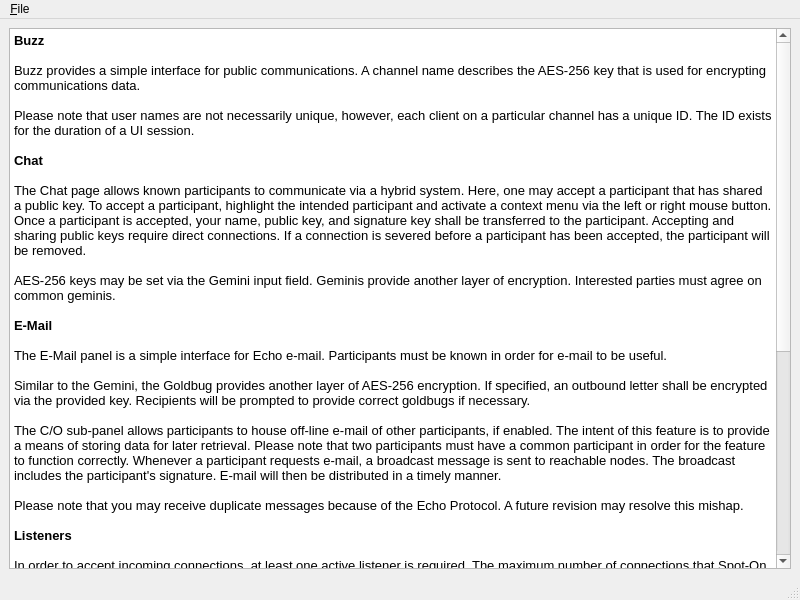
xloem/spot-on-svn, file UI/docviewer.ui: the form before one commit.
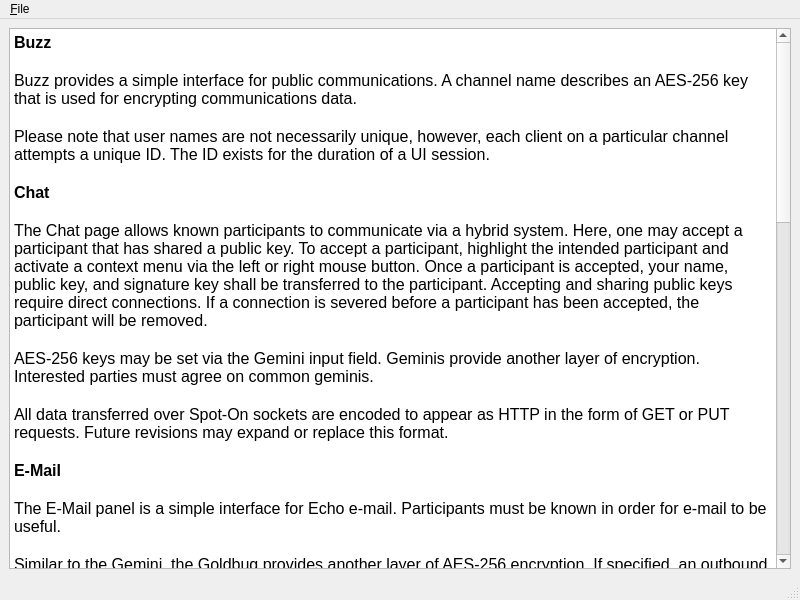
The form after the commit. Icons and pictures are not drawn.

Commit message: 3rd attempt. Documentation. Disable password echo on OS X and Qt 5.1. Disable geminis on temporary participants.

What changed in the file:
```diff
--- a/UI/docviewer.ui
+++ b/UI/docviewer.ui
@@ -25,49 +25,59 @@
        <string>&lt;!DOCTYPE HTML PUBLIC &quot;-//W3C//DTD HTML 4.0//EN&quot; &quot;http://www.w3.org/TR/REC-html40/strict.dtd&quot;&gt;
 &lt;html&gt;&lt;head&gt;&lt;meta name=&quot;qrichtext&quot; content=&quot;1&quot; /&gt;&lt;style type=&quot;text/css&quot;&gt;
 p, li { white-space: pre-wrap; }
-&lt;/style&gt;&lt;/head&gt;&lt;body style=&quot; font-family:'Sans'; font-size:10pt; font-weight:400; font-style:normal;&quot;&gt;
-&lt;p style=&quot; margin-top:0px; margin-bottom:0px; margin-left:0px; margin-right:0px; -qt-block-indent:0; text-indent:0px;&quot;&gt;&lt;span style=&quot; font-weight:600;&quot;&gt;Buzz&lt;/span&gt;&lt;/p&gt;
-&lt;p style=&quot;-qt-paragraph-type:empty; margin-top:0px; margin-bottom:0px; margin-left:0px; margin-right:0px; -qt-block-indent:0; text-indent:0px;&quot;&gt;&lt;br /&gt;&lt;/p&gt;
-&lt;p style=&quot; margin-top:0px; margin-bottom:0px; margin-left:0px; margin-right:0px; -qt-block-indent:0; text-indent:0px;&quot;&gt;Buzz provides a simple interface for public communications. A channel name describes the AES-256 key that is used for encrypting communications data.&lt;/p&gt;
-&lt;p style=&quot;-qt-paragraph-type:empty; margin-top:0px; margin-bottom:0px; margin-left:0px; margin-right:0px; -qt-block-indent:0; text-indent:0px;&quot;&gt;&lt;br /&gt;&lt;/p&gt;
-&lt;p style=&quot; margin-top:0px; margin-bottom:0px; margin-left:0px; margin-right:0px; -qt-block-indent:0; text-indent:0px;&quot;&gt;Please note that user names are not necessarily unique, however, each client on a particular channel has a unique ID. The ID exists for the duration of a UI session.&lt;/p&gt;
-&lt;p style=&quot;-qt-paragraph-type:empty; margin-top:0px; margin-bottom:0px; margin-left:0px; margin-right:0px; -qt-block-indent:0; text-indent:0px; font-family:'Lucida Grande'; font-weight:600;&quot;&gt;&lt;br /&gt;&lt;/p&gt;
-&lt;p style=&quot; margin-top:0px; margin-bottom:0px; margin-left:0px; margin-right:0px; -qt-block-indent:0; text-indent:0px;&quot;&gt;&lt;span style=&quot; font-family:'Lucida Grande'; font-weight:600;&quot;&gt;Chat&lt;/span&gt;&lt;/p&gt;
-&lt;p style=&quot;-qt-paragraph-type:empty; margin-top:0px; margin-bottom:0px; margin-left:0px; margin-right:0px; -qt-block-indent:0; text-indent:0px; font-family:'Lucida Grande';&quot;&gt;&lt;br /&gt;&lt;/p&gt;
-&lt;p style=&quot; margin-top:0px; margin-bottom:0px; margin-left:0px; margin-right:0px; -qt-block-indent:0; text-indent:0px;&quot;&gt;&lt;span style=&quot; font-family:'Lucida Grande';&quot;&gt;The Chat page allows known participants to communicate via a hybrid system. Here, one may accept a participant that has shared a public key. To accept a participant, highlight the intended participant and activate a context menu via the left or right mouse button. Once a participant is accepted, your name, public key, and signature key shall be transferred to the participant. Accepting and sharing public keys require direct connections. If a connection is severed before a participant has been accepted, the participant will be removed.&lt;/span&gt;&lt;/p&gt;
-&lt;p style=&quot;-qt-paragraph-type:empty; margin-top:0px; margin-bottom:0px; margin-left:0px; margin-right:0px; -qt-block-indent:0; text-indent:0px; font-family:'Lucida Grande';&quot;&gt;&lt;br /&gt;&lt;/p&gt;
-&lt;p style=&quot; margin-top:0px; margin-bottom:0px; margin-left:0px; margin-right:0px; -qt-block-indent:0; text-indent:0px;&quot;&gt;&lt;span style=&quot; font-family:'Lucida Grande';&quot;&gt;AES-256 keys may be set via the Gemini input field. Geminis provide another layer of encryption. Interested parties must agree on common geminis.&lt;/span&gt;&lt;/p&gt;
-&lt;p style=&quot;-qt-paragraph-type:empty; margin-top:0px; margin-bottom:0px; margin-left:0px; margin-right:0px; -qt-block-indent:0; text-indent:0px; font-family:'Lucida Grande';&quot;&gt;&lt;br /&gt;&lt;/p&gt;
-&lt;p style=&quot; margin-top:0px; margin-bottom:0px; margin-left:0px; margin-right:0px; -qt-block-indent:0; text-indent:0px;&quot;&gt;&lt;span style=&quot; font-family:'Lucida Grande'; font-weight:600;&quot;&gt;E-Mail&lt;/span&gt;&lt;/p&gt;
-&lt;p style=&quot;-qt-paragraph-type:empty; margin-top:0px; margin-bottom:0px; margin-left:0px; margin-right:0px; -qt-block-indent:0; text-indent:0px; font-family:'Lucida Grande';&quot;&gt;&lt;br /&gt;&lt;/p&gt;
-&lt;p style=&quot; margin-top:0px; margin-bottom:0px; margin-left:0px; margin-right:0px; -qt-block-indent:0; text-indent:0px;&quot;&gt;&lt;span style=&quot; font-family:'Lucida Grande';&quot;&gt;The E-Mail panel is a simple interface for Echo e-mail. Participants must be known in order for e-mail to be useful.&lt;/span&gt;&lt;/p&gt;
-&lt;p style=&quot;-qt-paragraph-type:empty; margin-top:0px; margin-bottom:0px; margin-left:0px; margin-right:0px; -qt-block-indent:0; text-indent:0px; font-family:'Lucida Grande';&quot;&gt;&lt;br /&gt;&lt;/p&gt;
-&lt;p style=&quot; margin-top:0px; margin-bottom:0px; margin-left:0px; margin-right:0px; -qt-block-indent:0; text-indent:0px;&quot;&gt;&lt;span style=&quot; font-family:'Lucida Grande';&quot;&gt;Similar to the Gemini, the Goldbug provides another layer of AES-256 encryption. If specified, an outbound letter shall be encrypted via the provided key. Recipients will be prompted to provide correct goldbugs if necessary.&lt;/span&gt;&lt;/p&gt;
-&lt;p style=&quot;-qt-paragraph-type:empty; margin-top:0px; margin-bottom:0px; margin-left:0px; margin-right:0px; -qt-block-indent:0; text-indent:0px; font-family:'Lucida Grande';&quot;&gt;&lt;br /&gt;&lt;/p&gt;
-&lt;p style=&quot; margin-top:0px; margin-bottom:0px; margin-left:0px; margin-right:0px; -qt-block-indent:0; text-indent:0px;&quot;&gt;&lt;span style=&quot; font-family:'Lucida Grande';&quot;&gt;The C/O sub-panel allows participants to house off-line e-mail of other participants, if enabled. The intent of this feature is to provide a means of storing data for later retrieval. Please note that two participants must have a common participant in order for the feature to function correctly. Whenever a participant requests e-mail, a broadcast message is sent to reachable nodes. The broadcast includes the participant's signature. E-mail will then be distributed in a timely manner.&lt;/span&gt;&lt;/p&gt;
-&lt;p style=&quot;-qt-paragraph-type:empty; margin-top:0px; margin-bottom:0px; margin-left:0px; margin-right:0px; -qt-block-indent:0; text-indent:0px; font-family:'Lucida Grande';&quot;&gt;&lt;br /&gt;&lt;/p&gt;
-&lt;p style=&quot; margin-top:0px; margin-bottom:0px; margin-left:0px; margin-right:0px; -qt-block-indent:0; text-indent:0px;&quot;&gt;&lt;span style=&quot; font-family:'Lucida Grande';&quot;&gt;Please note that you may receive duplicate messages because of the Echo Protocol. A future revision may resolve this mishap.&lt;/span&gt;&lt;/p&gt;
-&lt;p style=&quot;-qt-paragraph-type:empty; margin-top:0px; margin-bottom:0px; margin-left:0px; margin-right:0px; -qt-block-indent:0; text-indent:0px; font-family:'Lucida Grande';&quot;&gt;&lt;br /&gt;&lt;/p&gt;
-&lt;p style=&quot; margin-top:0px; margin-bottom:0px; margin-left:0px; margin-right:0px; -qt-block-indent:0; text-indent:0px;&quot;&gt;&lt;span style=&quot; font-family:'Lucida Grande'; font-weight:600;&quot;&gt;Listeners&lt;/span&gt;&lt;/p&gt;
-&lt;p style=&quot;-qt-paragraph-type:empty; margin-top:0px; margin-bottom:0px; margin-left:0px; margin-right:0px; -qt-block-indent:0; text-indent:0px; font-family:'Lucida Grande';&quot;&gt;&lt;br /&gt;&lt;/p&gt;
-&lt;p style=&quot; margin-top:0px; margin-bottom:0px; margin-left:0px; margin-right:0px; -qt-block-indent:0; text-indent:0px;&quot;&gt;&lt;span style=&quot; font-family:'Lucida Grande';&quot;&gt;In order to accept incoming connections, at least one active listener is required. The maximum number of connections that Spot-On will accept on a listener may also be modified. Echo modes and SSL key sizes may be selected as well.&lt;/span&gt;&lt;/p&gt;
-&lt;p style=&quot;-qt-paragraph-type:empty; margin-top:0px; margin-bottom:0px; margin-left:0px; margin-right:0px; -qt-block-indent:0; text-indent:0px; font-family:'Lucida Grande';&quot;&gt;&lt;br /&gt;&lt;/p&gt;
-&lt;p style=&quot; margin-top:0px; margin-bottom:0px; margin-left:0px; margin-right:0px; -qt-block-indent:0; text-indent:0px;&quot;&gt;&lt;span style=&quot; font-family:'Lucida Grande';&quot;&gt;Data that is transmitted on the Echo Protocol is subject to echoes. To restrict echoed data on a listener, simply select the Echo Mode. Please note that in order for a connection to be either full or half, both endpoints must agree on a mode.&lt;/span&gt;&lt;/p&gt;
-&lt;p style=&quot;-qt-paragraph-type:empty; margin-top:0px; margin-bottom:0px; margin-left:0px; margin-right:0px; -qt-block-indent:0; text-indent:0px; font-family:'Lucida Grande';&quot;&gt;&lt;br /&gt;&lt;/p&gt;
-&lt;p style=&quot; margin-top:0px; margin-bottom:0px; margin-left:0px; margin-right:0px; -qt-block-indent:0; text-indent:0px;&quot;&gt;&lt;span style=&quot; font-family:'Lucida Grande'; font-weight:600;&quot;&gt;Search&lt;/span&gt;&lt;/p&gt;
-&lt;p style=&quot;-qt-paragraph-type:empty; margin-top:0px; margin-bottom:0px; margin-left:0px; margin-right:0px; -qt-block-indent:0; text-indent:0px; font-family:'Lucida Grande';&quot;&gt;&lt;br /&gt;&lt;/p&gt;
-&lt;p style=&quot; margin-top:0px; margin-bottom:0px; margin-left:0px; margin-right:0px; -qt-block-indent:0; text-indent:0px;&quot;&gt;&lt;span style=&quot; font-family:'Lucida Grande';&quot;&gt;Not yet implemented.&lt;/span&gt;&lt;/p&gt;
-&lt;p style=&quot;-qt-paragraph-type:empty; margin-top:0px; margin-bottom:0px; margin-left:0px; margin-right:0px; -qt-block-indent:0; text-indent:0px; font-family:'Lucida Grande';&quot;&gt;&lt;br /&gt;&lt;/p&gt;
-&lt;p style=&quot; margin-top:0px; margin-bottom:0px; margin-left:0px; margin-right:0px; -qt-block-indent:0; text-indent:0px;&quot;&gt;&lt;span style=&quot; font-family:'Lucida Grande'; font-weight:600;&quot;&gt;Settings&lt;/span&gt;&lt;/p&gt;
-&lt;p style=&quot;-qt-paragraph-type:empty; margin-top:0px; margin-bottom:0px; margin-left:0px; margin-right:0px; -qt-block-indent:0; text-indent:0px; font-family:'Lucida Grande';&quot;&gt;&lt;br /&gt;&lt;/p&gt;
-&lt;p style=&quot; margin-top:0px; margin-bottom:0px; margin-left:0px; margin-right:0px; -qt-block-indent:0; text-indent:0px;&quot;&gt;&lt;span style=&quot; font-family:'Lucida Grande';&quot;&gt;Please prepare a passphrase after launching Spot-On. To do so, complete the Passphrase and Passphrase Confirmation fields. Also review, and perhaps modify, the cipher type, hash type, iteration count, RSA key size, and salt length. Please note that the initialization process may take a significant amount of time to complete.&lt;/span&gt;&lt;/p&gt;
-&lt;p style=&quot;-qt-paragraph-type:empty; margin-top:0px; margin-bottom:0px; margin-left:0px; margin-right:0px; -qt-block-indent:0; text-indent:0px; font-family:'Lucida Grande';&quot;&gt;&lt;br /&gt;&lt;/p&gt;
-&lt;p style=&quot; margin-top:0px; margin-bottom:0px; margin-left:0px; margin-right:0px; -qt-block-indent:0; text-indent:0px;&quot;&gt;&lt;span style=&quot; font-family:'Lucida Grande';&quot;&gt;Spot-On is separated into two major processes, a kernel and a user interface. The kernel is responsible for establishing and maintaining the networking aspects of Spot-On. The data between a kernel process and one or more user interfaces are transferred over SSL.&lt;/span&gt;&lt;/p&gt;
-&lt;p style=&quot;-qt-paragraph-type:empty; margin-top:0px; margin-bottom:0px; margin-left:0px; margin-right:0px; -qt-block-indent:0; text-indent:0px; font-family:'Lucida Grande';&quot;&gt;&lt;br /&gt;&lt;/p&gt;
-&lt;p style=&quot; margin-top:0px; margin-bottom:0px; margin-left:0px; margin-right:0px; -qt-block-indent:0; text-indent:0px;&quot;&gt;&lt;span style=&quot; font-family:'Lucida Grande'; font-weight:600;&quot;&gt;URLs&lt;/span&gt;&lt;/p&gt;
-&lt;p style=&quot;-qt-paragraph-type:empty; margin-top:0px; margin-bottom:0px; margin-left:0px; margin-right:0px; -qt-block-indent:0; text-indent:0px; font-family:'Lucida Grande';&quot;&gt;&lt;br /&gt;&lt;/p&gt;
-&lt;p style=&quot; margin-top:0px; margin-bottom:0px; margin-left:0px; margin-right:0px; -qt-block-indent:0; text-indent:0px;&quot;&gt;&lt;span style=&quot; font-family:'Lucida Grande';&quot;&gt;Not yet implemented.&lt;/span&gt;&lt;/p&gt;
-&lt;p style=&quot;-qt-paragraph-type:empty; margin-top:0px; margin-bottom:0px; margin-left:0px; margin-right:0px; -qt-block-indent:0; text-indent:0px; font-family:'Lucida Grande';&quot;&gt;&lt;br /&gt;&lt;/p&gt;&lt;/body&gt;&lt;/html&gt;</string>
+&lt;/style&gt;&lt;/head&gt;&lt;body style=&quot; font-family:'Lucida Grande'; font-size:13pt; font-weight:400; font-style:normal;&quot;&gt;
+&lt;p style=&quot; margin-top:0px; margin-bottom:0px; margin-left:0px; margin-right:0px; -qt-block-indent:0; text-indent:0px;&quot;&gt;&lt;span style=&quot; font-family:'Sans'; font-size:12pt; font-weight:600;&quot;&gt;Buzz&lt;/span&gt;&lt;/p&gt;
+&lt;p style=&quot;-qt-paragraph-type:empty; margin-top:0px; margin-bottom:0px; margin-left:0px; margin-right:0px; -qt-block-indent:0; text-indent:0px; font-family:'Sans'; font-size:12pt;&quot;&gt;&lt;br /&gt;&lt;/p&gt;
+&lt;p style=&quot; margin-top:0px; margin-bottom:0px; margin-left:0px; margin-right:0px; -qt-block-indent:0; text-indent:0px;&quot;&gt;&lt;span style=&quot; font-family:'Sans'; font-size:12pt;&quot;&gt;Buzz provides a simple interface for public communications. A channel name describes an AES-256 key that is used for encrypting communications data.&lt;/span&gt;&lt;/p&gt;
+&lt;p style=&quot;-qt-paragraph-type:empty; margin-top:0px; margin-bottom:0px; margin-left:0px; margin-right:0px; -qt-block-indent:0; text-indent:0px; font-family:'Sans'; font-size:12pt;&quot;&gt;&lt;br /&gt;&lt;/p&gt;
+&lt;p style=&quot; margin-top:0px; margin-bottom:0px; margin-left:0px; margin-right:0px; -qt-block-indent:0; text-indent:0px;&quot;&gt;&lt;span style=&quot; font-family:'Sans'; font-size:12pt;&quot;&gt;Please note that user names are not necessarily unique, however, each client on a particular channel attempts a unique ID. The ID exists for the duration of a UI session.&lt;/span&gt;&lt;/p&gt;
+&lt;p style=&quot;-qt-paragraph-type:empty; margin-top:0px; margin-bottom:0px; margin-left:0px; margin-right:0px; -qt-block-indent:0; text-indent:0px; font-size:12pt; font-weight:600;&quot;&gt;&lt;br /&gt;&lt;/p&gt;
+&lt;p style=&quot; margin-top:0px; margin-bottom:0px; margin-left:0px; margin-right:0px; -qt-block-indent:0; text-indent:0px;&quot;&gt;&lt;span style=&quot; font-size:12pt; font-weight:600;&quot;&gt;Chat&lt;/span&gt;&lt;/p&gt;
+&lt;p style=&quot;-qt-paragraph-type:empty; margin-top:0px; margin-bottom:0px; margin-left:0px; margin-right:0px; -qt-block-indent:0; text-indent:0px; font-size:12pt;&quot;&gt;&lt;br /&gt;&lt;/p&gt;
+&lt;p style=&quot; margin-top:0px; margin-bottom:0px; margin-left:0px; margin-right:0px; -qt-block-indent:0; text-indent:0px;&quot;&gt;&lt;span style=&quot; font-size:12pt;&quot;&gt;The Chat page allows known participants to communicate via a hybrid system. Here, one may accept a participant that has shared a public key. To accept a participant, highlight the intended participant and activate a context menu via the left or right mouse button. Once a participant is accepted, your name, public key, and signature key shall be transferred to the participant. Accepting and sharing public keys require direct connections. If a connection is severed before a participant has been accepted, the participant will be removed.&lt;/span&gt;&lt;/p&gt;
+&lt;p style=&quot;-qt-paragraph-type:empty; margin-top:0px; margin-bottom:0px; margin-left:0px; margin-right:0px; -qt-block-indent:0; text-indent:0px; font-size:12pt;&quot;&gt;&lt;br /&gt;&lt;/p&gt;
+&lt;p style=&quot; margin-top:0px; margin-bottom:0px; margin-left:0px; margin-right:0px; -qt-block-indent:0; text-indent:0px;&quot;&gt;&lt;span style=&quot; font-size:12pt;&quot;&gt;AES-256 keys may be set via the Gemini input field. Geminis provide another layer of encryption. Interested parties must agree on common geminis.&lt;/span&gt;&lt;/p&gt;
+&lt;p style=&quot;-qt-paragraph-type:empty; margin-top:0px; margin-bottom:0px; margin-left:0px; margin-right:0px; -qt-block-indent:0; text-indent:0px; font-size:12pt;&quot;&gt;&lt;br /&gt;&lt;/p&gt;
+&lt;p style=&quot; margin-top:0px; margin-bottom:0px; margin-left:0px; margin-right:0px; -qt-block-indent:0; text-indent:0px;&quot;&gt;&lt;span style=&quot; font-size:12pt;&quot;&gt;All data transferred over Spot-On sockets are encoded to appear as HTTP in the form of GET or PUT requests. Future revisions may expand or replace this format.&lt;/span&gt;&lt;/p&gt;
+&lt;p style=&quot;-qt-paragraph-type:empty; margin-top:0px; margin-bottom:0px; margin-left:0px; margin-right:0px; -qt-block-indent:0; text-indent:0px; font-size:12pt;&quot;&gt;&lt;br /&gt;&lt;/p&gt;
+&lt;p style=&quot; margin-top:0px; margin-bottom:0px; margin-left:0px; margin-right:0px; -qt-block-indent:0; text-indent:0px;&quot;&gt;&lt;span style=&quot; font-size:12pt; font-weight:600;&quot;&gt;E-Mail&lt;/span&gt;&lt;/p&gt;
+&lt;p style=&quot;-qt-paragraph-type:empty; margin-top:0px; margin-bottom:0px; margin-left:0px; margin-right:0px; -qt-block-indent:0; text-indent:0px; font-size:12pt;&quot;&gt;&lt;br /&gt;&lt;/p&gt;
+&lt;p style=&quot; margin-top:0px; margin-bottom:0px; margin-left:0px; margin-right:0px; -qt-block-indent:0; text-indent:0px;&quot;&gt;&lt;span style=&quot; font-size:12pt;&quot;&gt;The E-Mail panel is a simple interface for Echo e-mail. Participants must be known in order for e-mail to be useful.&lt;/span&gt;&lt;/p&gt;
+&lt;p style=&quot;-qt-paragraph-type:empty; margin-top:0px; margin-bottom:0px; margin-left:0px; margin-right:0px; -qt-block-indent:0; text-indent:0px; font-size:12pt;&quot;&gt;&lt;br /&gt;&lt;/p&gt;
+&lt;p style=&quot; margin-top:0px; margin-bottom:0px; margin-left:0px; margin-right:0px; -qt-block-indent:0; text-indent:0px;&quot;&gt;&lt;span style=&quot; font-size:12pt;&quot;&gt;Similar to the Gemini, the Goldbug provides another layer of AES-256 encryption. If specified, an outbound letter shall be encrypted via the provided key. Recipients will be prompted to provide correct goldbugs whenever they attempt to open letters that have been enclosed by goldbugs.&lt;/span&gt;&lt;/p&gt;
+&lt;p style=&quot;-qt-paragraph-type:empty; margin-top:0px; margin-bottom:0px; margin-left:0px; margin-right:0px; -qt-block-indent:0; text-indent:0px; font-size:12pt;&quot;&gt;&lt;br /&gt;&lt;/p&gt;
+&lt;p style=&quot; margin-top:0px; margin-bottom:0px; margin-left:0px; margin-right:0px; -qt-block-indent:0; text-indent:0px;&quot;&gt;&lt;span style=&quot; font-size:12pt;&quot;&gt;The C/O sub-panel allows participants to house off-line e-mail of other participants. The intent of this feature is to provide a means of storing data for later retrieval. Please note that two participants must have a common participant in order for the feature to function correctly. Whenever a participant requests e-mail, a broadcast message is sent to reachable nodes. The broadcast includes the participant's signature. E-mail will then be distributed in a timely manner.&lt;/span&gt;&lt;/p&gt;
+&lt;p style=&quot;-qt-paragraph-type:empty; margin-top:0px; margin-bottom:0px; margin-left:0px; margin-right:0px; -qt-block-indent:0; text-indent:0px; font-size:12pt;&quot;&gt;&lt;br /&gt;&lt;/p&gt;
+&lt;p style=&quot; margin-top:0px; margin-bottom:0px; margin-left:0px; margin-right:0px; -qt-block-indent:0; text-indent:0px;&quot;&gt;&lt;span style=&quot; font-size:12pt;&quot;&gt;Please note that you may receive duplicate messages because of the Echo Protocol. A future revision may resolve this mishap.&lt;/span&gt;&lt;/p&gt;
+&lt;p style=&quot;-qt-paragraph-type:empty; margin-top:0px; margin-bottom:0px; margin-left:0px; margin-right:0px; -qt-block-indent:0; text-indent:0px; font-size:12pt;&quot;&gt;&lt;br /&gt;&lt;/p&gt;
+&lt;p style=&quot; margin-top:0px; margin-bottom:0px; margin-left:0px; margin-right:0px; -qt-block-indent:0; text-indent:0px;&quot;&gt;&lt;span style=&quot; font-size:12pt; font-weight:600;&quot;&gt;Listeners&lt;/span&gt;&lt;/p&gt;
+&lt;p style=&quot;-qt-paragraph-type:empty; margin-top:0px; margin-bottom:0px; margin-left:0px; margin-right:0px; -qt-block-indent:0; text-indent:0px; font-size:12pt;&quot;&gt;&lt;br /&gt;&lt;/p&gt;
+&lt;p style=&quot; margin-top:0px; margin-bottom:0px; margin-left:0px; margin-right:0px; -qt-block-indent:0; text-indent:0px;&quot;&gt;&lt;span style=&quot; font-size:12pt;&quot;&gt;In order to accept incoming connections, at least one active listener is required. The maximum number of connections that Spot-On will accept on a listener may also be modified. Echo modes and SSL key sizes may be selected as well.&lt;/span&gt;&lt;/p&gt;
+&lt;p style=&quot;-qt-paragraph-type:empty; margin-top:0px; margin-bottom:0px; margin-left:0px; margin-right:0px; -qt-block-indent:0; text-indent:0px; font-size:12pt;&quot;&gt;&lt;br /&gt;&lt;/p&gt;
+&lt;p style=&quot; margin-top:0px; margin-bottom:0px; margin-left:0px; margin-right:0px; -qt-block-indent:0; text-indent:0px;&quot;&gt;&lt;span style=&quot; font-size:12pt;&quot;&gt;Data that is transmitted on the Echo Protocol is subject to echoes. To restrict echoed data on a listener, simply select the Echo Mode. Please note that in order for a connection to be either full or half echo, both endpoints must agree on an identical mode.&lt;/span&gt;&lt;/p&gt;
+&lt;p style=&quot;-qt-paragraph-type:empty; margin-top:0px; margin-bottom:0px; margin-left:0px; margin-right:0px; -qt-block-indent:0; text-indent:0px; font-size:12pt;&quot;&gt;&lt;br /&gt;&lt;/p&gt;
+&lt;p style=&quot; margin-top:0px; margin-bottom:0px; margin-left:0px; margin-right:0px; -qt-block-indent:0; text-indent:0px;&quot;&gt;&lt;span style=&quot; font-size:12pt;&quot;&gt;Restricting connections by country is provided on this page. A future version of Spot-On will provide more elaborate mechanisms for limiting remote connections.&lt;/span&gt;&lt;/p&gt;
+&lt;p style=&quot;-qt-paragraph-type:empty; margin-top:0px; margin-bottom:0px; margin-left:0px; margin-right:0px; -qt-block-indent:0; text-indent:0px; font-size:12pt;&quot;&gt;&lt;br /&gt;&lt;/p&gt;
+&lt;p style=&quot; margin-top:0px; margin-bottom:0px; margin-left:0px; margin-right:0px; -qt-block-indent:0; text-indent:0px;&quot;&gt;&lt;span style=&quot; font-size:12pt; font-weight:600;&quot;&gt;Neighbors&lt;/span&gt;&lt;/p&gt;
+&lt;p style=&quot;-qt-paragraph-type:empty; margin-top:0px; margin-bottom:0px; margin-left:0px; margin-right:0px; -qt-block-indent:0; text-indent:0px; font-size:12pt;&quot;&gt;&lt;br /&gt;&lt;/p&gt;
+&lt;p style=&quot; margin-top:0px; margin-bottom:0px; margin-left:0px; margin-right:0px; -qt-block-indent:0; text-indent:0px;&quot;&gt;&lt;span style=&quot; font-size:12pt;&quot;&gt;The Neighbors page lists all Spot-On network connections that are present on a node. This page also allows users to define new connections. A context menu may be activated via the left or right mouse buttons on the Neighbors table. The menu provides several other options that are not readily available.&lt;/span&gt;&lt;/p&gt;
+&lt;p style=&quot;-qt-paragraph-type:empty; margin-top:0px; margin-bottom:0px; margin-left:0px; margin-right:0px; -qt-block-indent:0; text-indent:0px; font-size:12pt;&quot;&gt;&lt;br /&gt;&lt;/p&gt;
+&lt;p style=&quot; margin-top:0px; margin-bottom:0px; margin-left:0px; margin-right:0px; -qt-block-indent:0; text-indent:0px;&quot;&gt;&lt;span style=&quot; font-size:12pt;&quot;&gt;The Neighbors page also allows owners to copy their public keys to clipboard buffers. Adding other participants may also be performed on this page.&lt;/span&gt;&lt;/p&gt;
+&lt;p style=&quot;-qt-paragraph-type:empty; margin-top:0px; margin-bottom:0px; margin-left:0px; margin-right:0px; -qt-block-indent:0; text-indent:0px; font-size:12pt;&quot;&gt;&lt;br /&gt;&lt;/p&gt;
+&lt;p style=&quot; margin-top:0px; margin-bottom:0px; margin-left:0px; margin-right:0px; -qt-block-indent:0; text-indent:0px;&quot;&gt;&lt;span style=&quot; font-size:12pt; font-weight:600;&quot;&gt;Search&lt;/span&gt;&lt;/p&gt;
+&lt;p style=&quot;-qt-paragraph-type:empty; margin-top:0px; margin-bottom:0px; margin-left:0px; margin-right:0px; -qt-block-indent:0; text-indent:0px; font-size:12pt;&quot;&gt;&lt;br /&gt;&lt;/p&gt;
+&lt;p style=&quot; margin-top:0px; margin-bottom:0px; margin-left:0px; margin-right:0px; -qt-block-indent:0; text-indent:0px;&quot;&gt;&lt;span style=&quot; font-size:12pt;&quot;&gt;Not yet implemented.&lt;/span&gt;&lt;/p&gt;
+&lt;p style=&quot;-qt-paragraph-type:empty; margin-top:0px; margin-bottom:0px; margin-left:0px; margin-right:0px; -qt-block-indent:0; text-indent:0px; font-size:12pt;&quot;&gt;&lt;br /&gt;&lt;/p&gt;
+&lt;p style=&quot; margin-top:0px; margin-bottom:0px; margin-left:0px; margin-right:0px; -qt-block-indent:0; text-indent:0px;&quot;&gt;&lt;span style=&quot; font-size:12pt; font-weight:600;&quot;&gt;Settings&lt;/span&gt;&lt;/p&gt;
+&lt;p style=&quot;-qt-paragraph-type:empty; margin-top:0px; margin-bottom:0px; margin-left:0px; margin-right:0px; -qt-block-indent:0; text-indent:0px; font-size:12pt;&quot;&gt;&lt;br /&gt;&lt;/p&gt;
+&lt;p style=&quot; margin-top:0px; margin-bottom:0px; margin-left:0px; margin-right:0px; -qt-block-indent:0; text-indent:0px;&quot;&gt;&lt;span style=&quot; font-size:12pt;&quot;&gt;Please prepare a passphrase after launching Spot-On. To do so, complete the Passphrase and Passphrase Confirmation fields. Also review, and perhaps modify, the cipher type, hash type, iteration count, RSA key size, and salt length. Please note that the initialization process may take a significant amount of time to complete.&lt;/span&gt;&lt;/p&gt;
+&lt;p style=&quot;-qt-paragraph-type:empty; margin-top:0px; margin-bottom:0px; margin-left:0px; margin-right:0px; -qt-block-indent:0; text-indent:0px; font-size:12pt;&quot;&gt;&lt;br /&gt;&lt;/p&gt;
+&lt;p style=&quot; margin-top:0px; margin-bottom:0px; margin-left:0px; margin-right:0px; -qt-block-indent:0; text-indent:0px;&quot;&gt;&lt;span style=&quot; font-size:12pt;&quot;&gt;Spot-On is separated into two major processes, a kernel and a user interface. The kernel is responsible for establishing and maintaining the networking aspects of Spot-On. The data between a kernel process and one or more user interfaces are transferred over SSL.&lt;/span&gt;&lt;/p&gt;
+&lt;p style=&quot;-qt-paragraph-type:empty; margin-top:0px; margin-bottom:0px; margin-left:0px; margin-right:0px; -qt-block-indent:0; text-indent:0px; font-size:12pt;&quot;&gt;&lt;br /&gt;&lt;/p&gt;
+&lt;p style=&quot; margin-top:0px; margin-bottom:0px; margin-left:0px; margin-right:0px; -qt-block-indent:0; text-indent:0px;&quot;&gt;&lt;span style=&quot; font-size:12pt; font-weight:600;&quot;&gt;URLs&lt;/span&gt;&lt;/p&gt;
+&lt;p style=&quot;-qt-paragraph-type:empty; margin-top:0px; margin-bottom:0px; margin-left:0px; margin-right:0px; -qt-block-indent:0; text-indent:0px; font-size:12pt;&quot;&gt;&lt;br /&gt;&lt;/p&gt;
+&lt;p style=&quot; margin-top:0px; margin-bottom:0px; margin-left:0px; margin-right:0px; -qt-block-indent:0; text-indent:0px;&quot;&gt;&lt;span style=&quot; font-size:12pt;&quot;&gt;Not yet implemented.&lt;/span&gt;&lt;/p&gt;
+&lt;p style=&quot;-qt-paragraph-type:empty; margin-top:0px; margin-bottom:0px; margin-left:0px; margin-right:0px; -qt-block-indent:0; text-indent:0px; font-size:12pt;&quot;&gt;&lt;br /&gt;&lt;/p&gt;&lt;/body&gt;&lt;/html&gt;</string>
       </property>
      </widget>
     </item>
```
Left out of the diff: 2 changed lines with no effect on the pictures. The commit also changes 77 other files.
